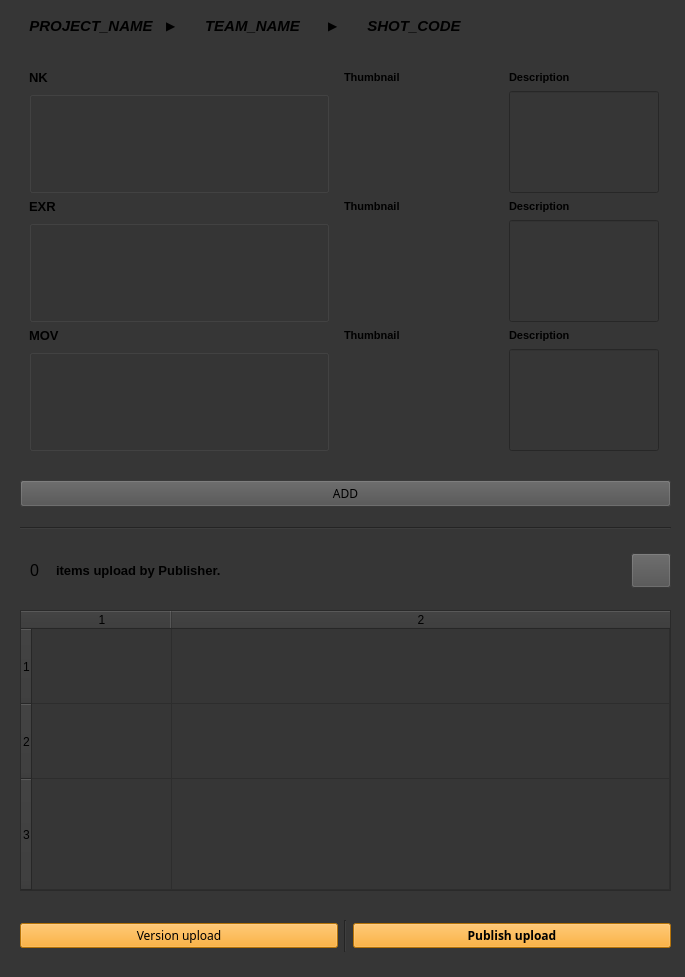
Before: the Qt Designer form pipeline/scripts/publish/publish_ver6.ui in UiChul/yummy, drawn with Qt 5.
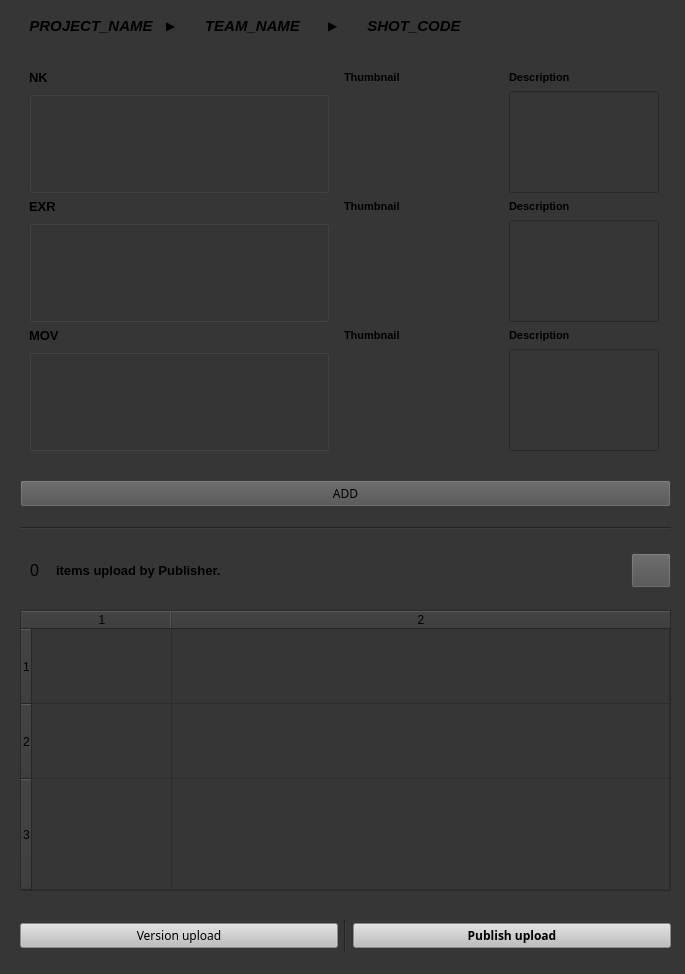
After: the same form once the commit is applied.

Patch:
```diff
--- a/pipeline/scripts/publish/publish_ver6.ui
+++ b/pipeline/scripts/publish/publish_ver6.ui
@@ -7,7 +7,7 @@
     <x>0</x>
     <y>0</y>
     <width>685</width>
-    <height>977</height>
+    <height>974</height>
    </rect>
   </property>
   <property name="windowTitle">
@@ -258,7 +258,8 @@
        </font>
       </property>
       <property name="styleSheet">
-       <string notr="true">background-color: rgb(255, 161, 10);</string>
+       <string notr="true">background-color: rgb(190, 190, 190);
+</string>
       </property>
       <property name="text">
        <string>Version upload</string>
@@ -282,7 +283,8 @@
        </font>
       </property>
       <property name="styleSheet">
-       <string notr="true">background-color: rgb(255, 161, 10);</string>
+       <string notr="true">background-color: rgb(190, 190, 190);
+</string>
       </property>
       <property name="text">
        <string>Publish upload</string>
```
